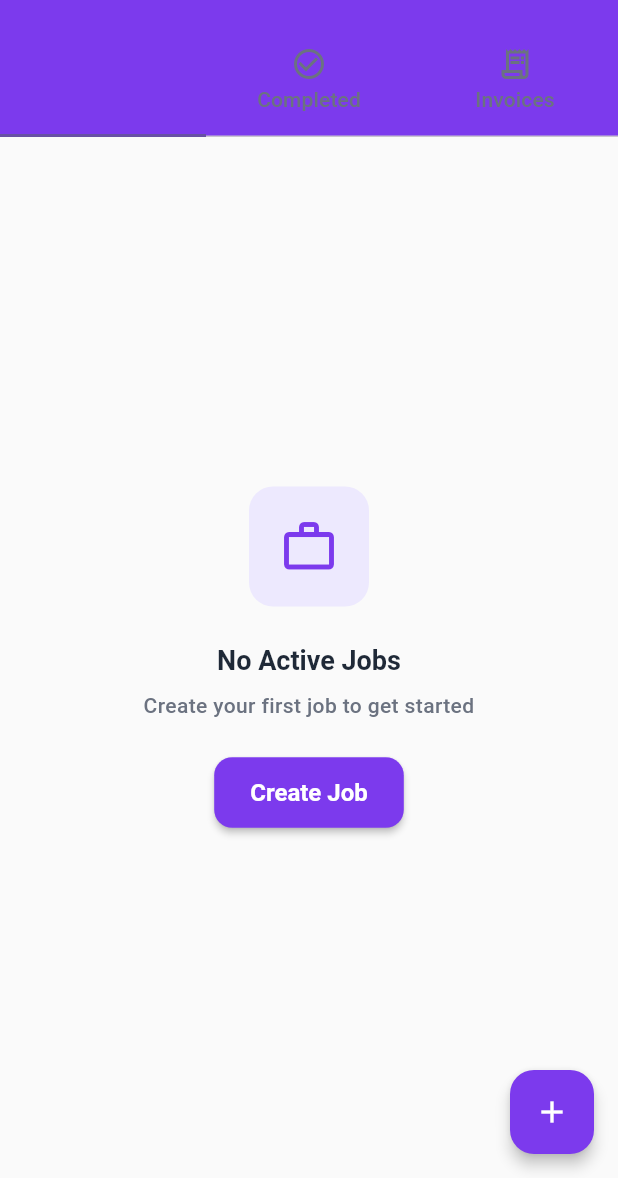
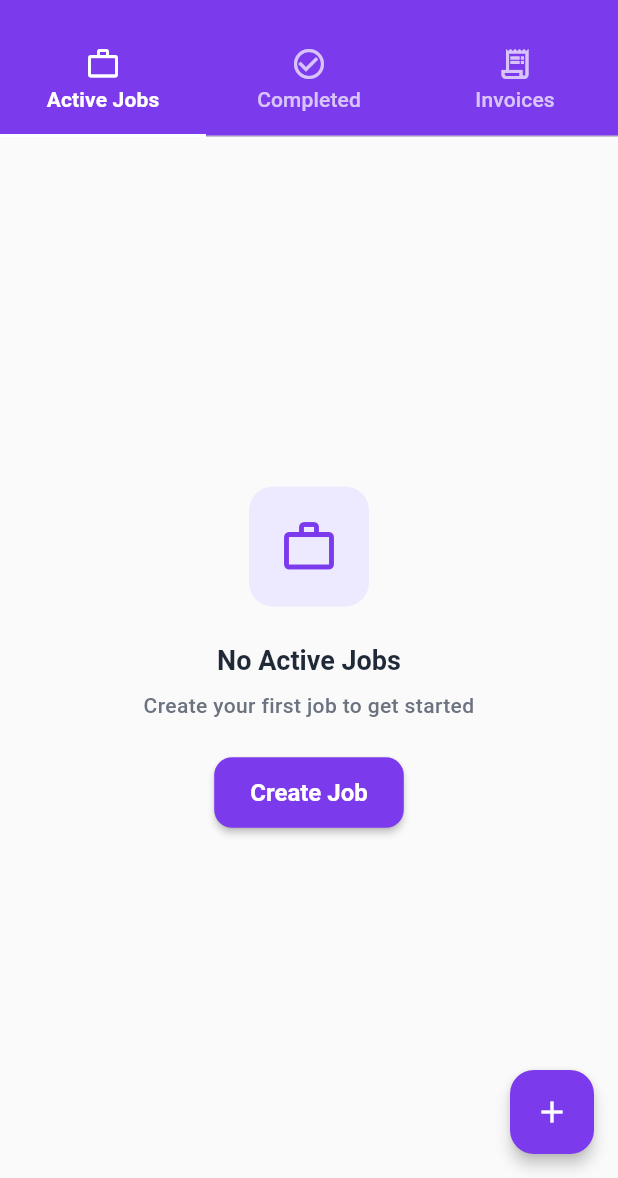
Before and after one commit to Mohitsubramani/rentr_workflow, a Flutter app: the AgentHomeScreen screen opened directly, on a phone screen of 412 x 824 dp, the part 58-1236 px from its top. Run offline on Flutter 3.47's test engine with Material 3 defaults, Android fonts, the phone set to English and light mode, and no system bars; our stand-ins replace cloud_firestore, cloud_functions, firebase_auth, firebase_core, google_sign_in, image_picker; missing offline and left inert: razorpay_flutter; accounts and stored records are empty.

Commit message:
Update TabBar colors in home screens
Set labelColor, unselectedLabelColor, and indicatorColor to white for TabBar in both agent and contractor home screens to improve visual consistency and readability.

```diff
--- a/lib/features/home/agent_home_screen.dart
+++ b/lib/features/home/agent_home_screen.dart
@@ -207,6 +207,9 @@ class _AgentHomeScreenState extends State<AgentHomeScreen> {
           title: const Text('Agent Dashboard'),
           elevation: 0,
           bottom: const TabBar(
+            labelColor: Colors.white,
+            unselectedLabelColor: Colors.white70,
+            indicatorColor: Colors.white,
             tabs: [
               Tab(text: 'Active Jobs', icon: Icon(Icons.work_outline)),
               Tab(text: 'Completed', icon: Icon(Icons.check_circle_outline)),
--- a/lib/features/home/contractor_home_screen.dart
+++ b/lib/features/home/contractor_home_screen.dart
@@ -125,6 +125,9 @@ class _ContractorHomeScreenState extends State<ContractorHomeScreen> {
         appBar: AppBar(
           title: const Text('Contractor Home'),
           bottom: const TabBar(
+            labelColor: Colors.white,
+            unselectedLabelColor: Colors.white70,
+            indicatorColor: Colors.white,
             tabs: [
               Tab(text: 'Available Jobs'),
               Tab(text: 'My Jobs'),
```
